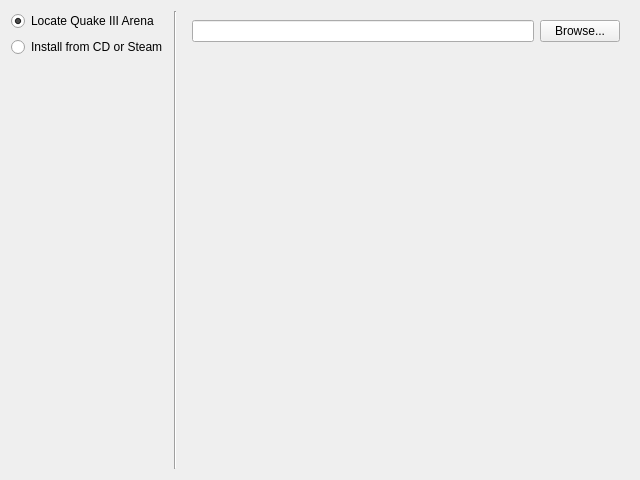
Old version of the form installwizard_installtype.ui in the repository ioquake/launch.
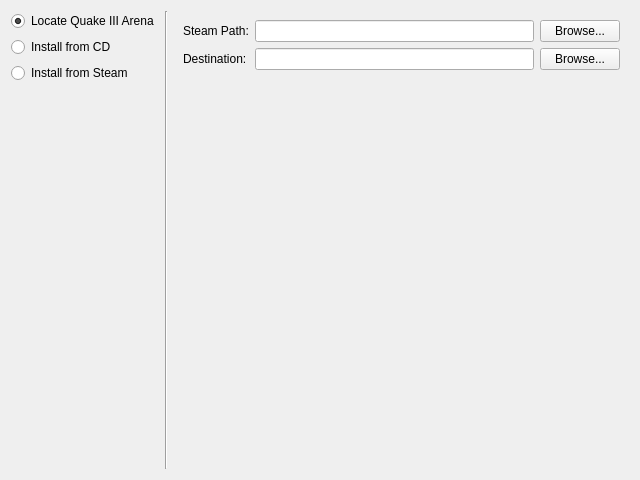
New version of the form. The open tabs and pages were chosen to show the change.

Commit message: Make installing from Steam a separate option than installing from CD. Copy all pk3 files instead of just pak0.pk3.

```diff
--- a/installwizard_installtype.ui
+++ b/installwizard_installtype.ui
@@ -32,7 +32,14 @@
      <item>
       <widget class="QRadioButton" name="rbInstall">
        <property name="text">
-        <string>Install from CD or Steam</string>
+        <string>Install from CD</string>
+       </property>
+      </widget>
+     </item>
+     <item>
+      <widget class="QRadioButton" name="rbInstallSteam">
+       <property name="text">
+        <string>Install from Steam</string>
        </property>
       </widget>
      </item>
@@ -141,6 +148,52 @@
        </item>
       </layout>
      </widget>
+     <widget class="QWidget" name="pageInstallFromSteam">
+      <layout class="QFormLayout" name="formLayout_3">
+       <item row="0" column="0">
+        <widget class="QLabel" name="label_3">
+         <property name="text">
+          <string>Steam Path:</string>
+         </property>
+        </widget>
+       </item>
+       <item row="0" column="1">
+        <layout class="QHBoxLayout" name="horizontalLayout_7">
+         <item>
+          <widget class="QLineEdit" name="txtInstallSteamSource"/>
+         </item>
+         <item>
+          <widget class="QPushButton" name="btnInstallSteamBrowseSource">
+           <property name="text">
+            <string>Browse...</string>
+           </property>
+          </widget>
+         </item>
+        </layout>
+       </item>
+       <item row="1" column="0">
+        <widget class="QLabel" name="label_4">
+         <property name="text">
+          <string>Destination:</string>
+         </property>
+        </widget>
+       </item>
+       <item row="1" column="1">
+        <layout class="QHBoxLayout" name="horizontalLayout_8">
+         <item>
+          <widget class="QLineEdit" name="txtInstallSteamDest"/>
+         </item>
+         <item>
+          <widget class="QPushButton" name="btnInstallSteamBrowseDest">
+           <property name="text">
+            <string>Browse...</string>
+           </property>
+          </widget>
+         </item>
+        </layout>
+       </item>
+      </layout>
+     </widget>
     </widget>
    </item>
   </layout>
```
The commit also changes 2 other files.
